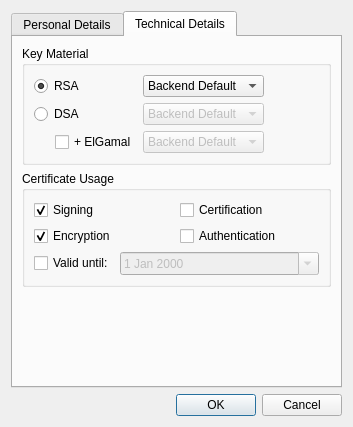
Above: newcertificatewizard/advancedsettingsdialog.ui from sensama/kleopatra before the change. Below: the same form after it.
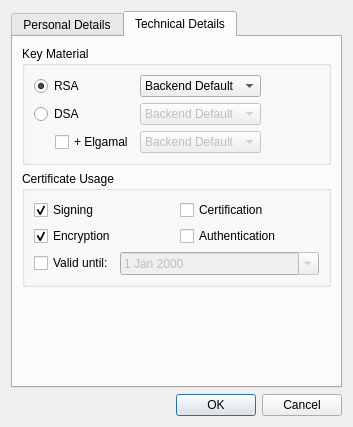
That is the form after the change. The open tabs and pages were chosen to show the change. Custom widgets are drawn as their Qt base class.

Commit message:
Merged revisions 1031559 via svnmerge from svn+ssh://tmcguire@svn.kde.org/home/kde/branches/kdepim/enterprise4/kdepim
........
  r1031559 | mutz | 2009-10-05 14:53:51 +0200 (Mon, 05 Oct 2009) | 1 line

  AdvancedSettingsDialog: Mr. ElGamal is now written Elgamal
........
SVN_MERGE

```diff
--- a/newcertificatewizard/advancedsettingsdialog.ui
+++ b/newcertificatewizard/advancedsettingsdialog.ui
@@ -133,7 +133,7 @@
              <bool>true</bool>
             </property>
             <property name="text" >
-             <string>+ ElGamal</string>
+             <string>+ Elgamal</string>
             </property>
            </widget>
           </item>
```
